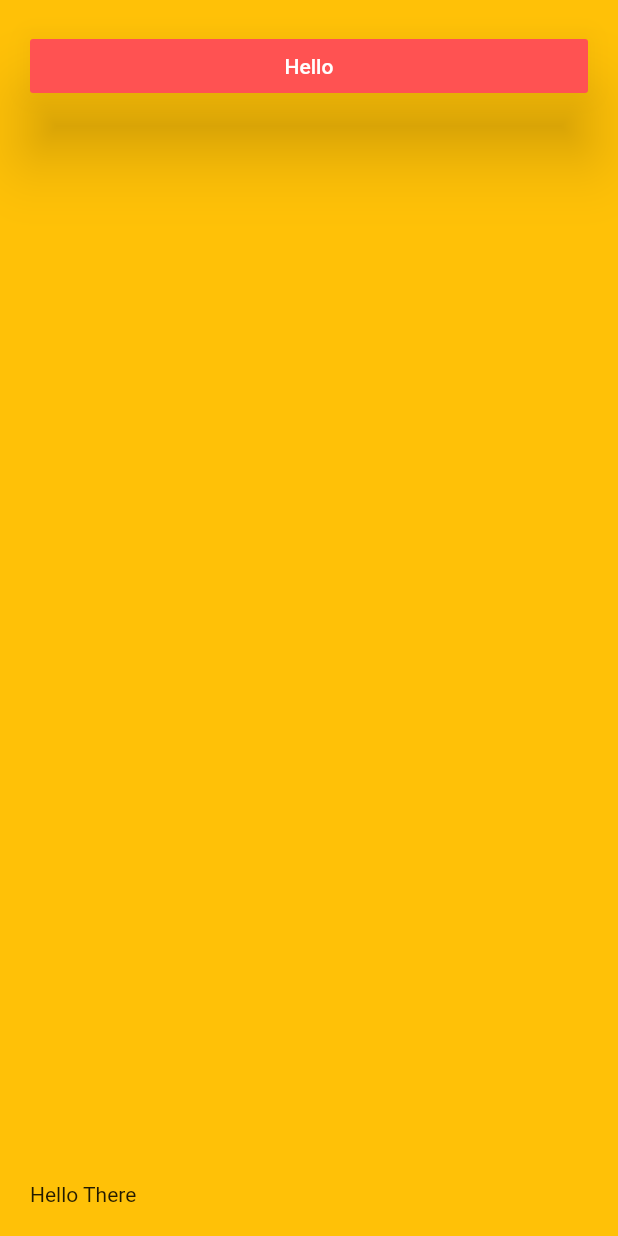
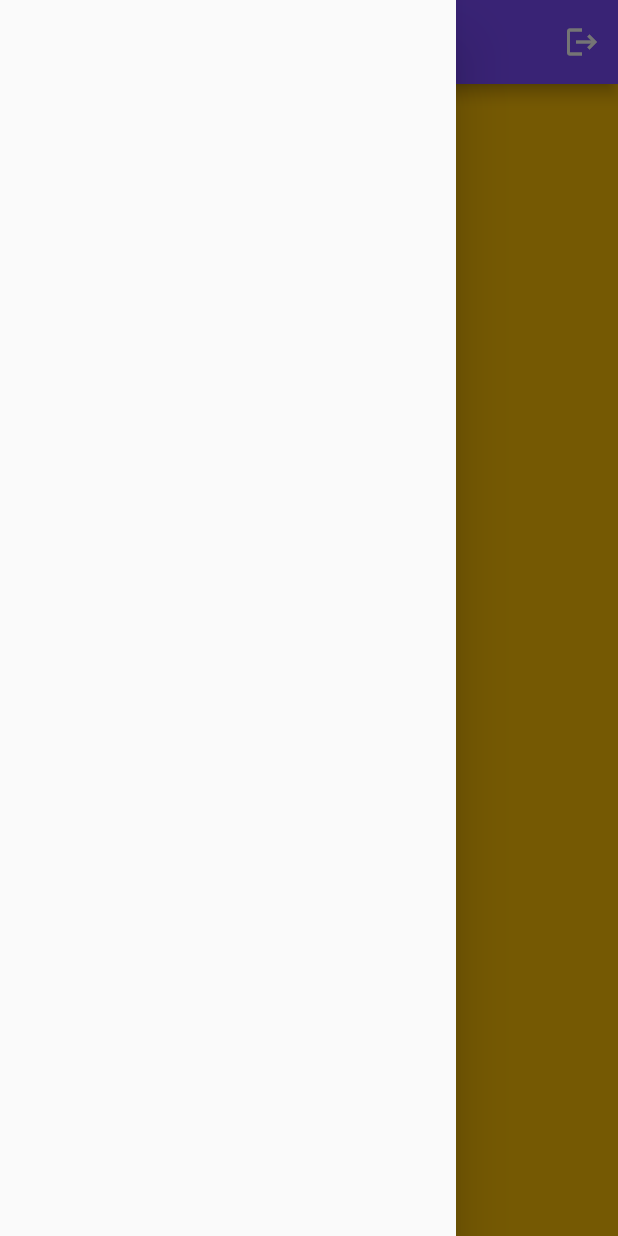
Before and after one commit to Ujjawalmaurya/KWiZ, a Flutter app: the StudentHomePage screen opened by its route, with the side drawer open (before the commit the screen has no drawer), on a phone screen of 412 x 824 dp. Run offline on Flutter 3.47's test engine with Material 2 defaults, Android fonts, the phone set to English and light mode, and no system bars; our stand-ins replace firebase_auth, firebase_core, flutter_spinkit; missing offline and left inert: decorated_icon, firebase_auth_web, firebase_core_web; accounts and stored records are empty.

Commit message:
new changes

```diff
--- a/lib/admin/teacherLoginPage.dart
+++ b/lib/admin/teacherLoginPage.dart
@@ -145,7 +145,7 @@ class _TeachersLoginPageState extends State<TeachersLoginPage> {
                                     }
                                   },
                                   onChanged: (input) {
-                                    username = input;
+                                    username = input + "@admin.clg";
                                   },
                                   decoration:
                                       InputDecoration(labelText: "Username"),
--- a/lib/student/stuHomePage.dart
+++ b/lib/student/stuHomePage.dart
@@ -10,17 +10,21 @@ class _StudentHomePageState extends State<StudentHomePage> {
   @override
   Widget build(BuildContext context) {
     return Scaffold(
+      drawer: Drawer(
+        child: ListView(),
+      ),
+      appBar: AppBar(
+        backgroundColor: Colors.deepPurpleAccent,
+        title: Text("Student Pannel"),
+        actions: [IconButton(icon: Icon(Icons.logout), onPressed: () {})],
+      ),
       body: Container(
         padding: EdgeInsets.all(20.0),
         height: MediaQuery.of(context).size.height * 1,
         width: MediaQuery.of(context).size.width * 1,
         color: Colors.amber,
         child: SafeArea(
-          child: Column(
-            mainAxisAlignment: MainAxisAlignment.spaceBetween,
-            crossAxisAlignment: CrossAxisAlignment.stretch,
-            children: [MainWidgets(), Text("Hello There")],
-          ),
+          child: Column(),
         ),
       ),
     );
```
Also changed, not shown: lib/admin/addTest.dart (+5 -4 lines), lib/student/stuLoginPage.dart (+85 -22 lines), assets/loginAsset.png (added), 2 other files.
